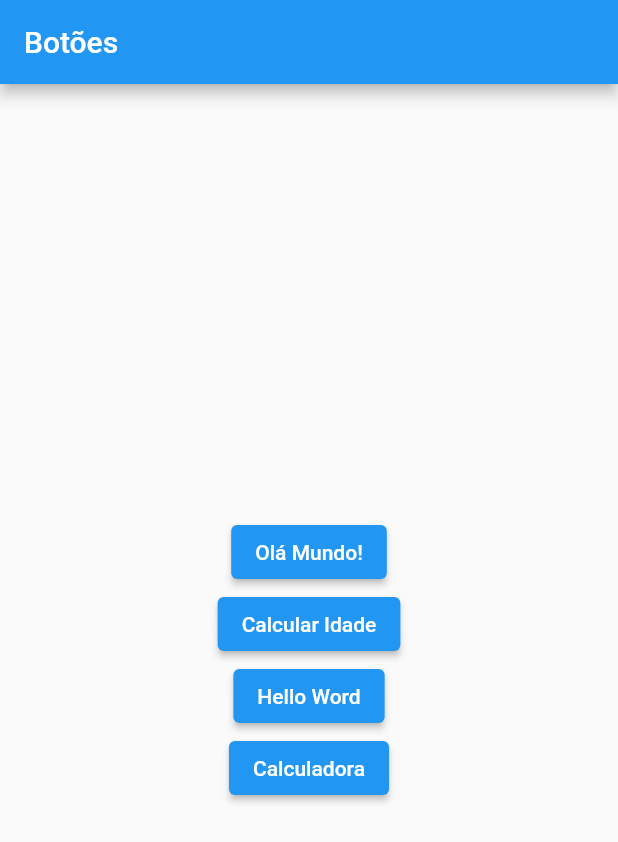
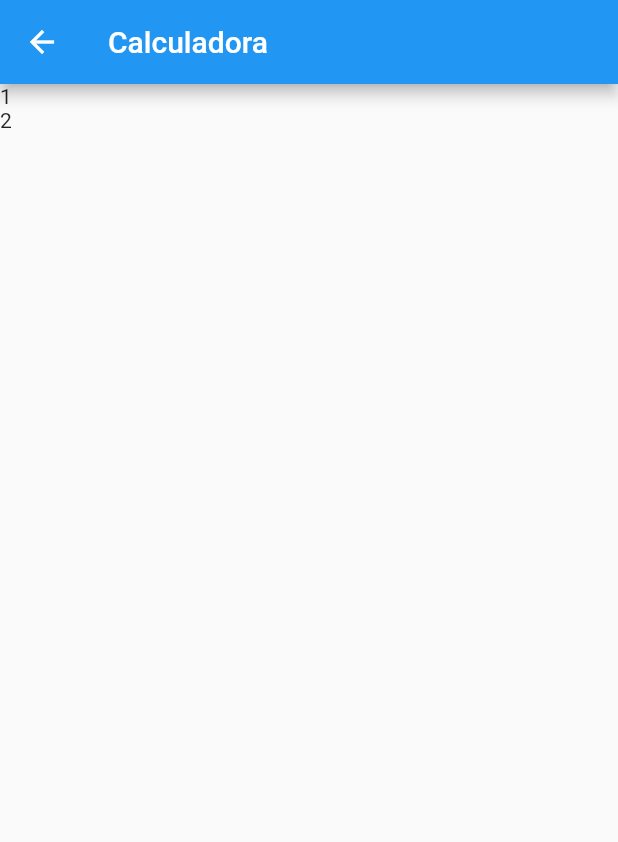
Before and after one commit to GustavoOrelio/FlutterIFPR, a Flutter app: the screen it shows after launch, after a tap on "Calculadora", on a phone screen of 412 x 824 dp. Shown: the top 842 px of the screen. Run offline on Flutter 3.47's test engine with Material 2 defaults, Android fonts, the phone set to English and light mode, and no system bars.

Commit message:
Iniciando a interface da calculadora

```diff
--- /dev/null
+++ b/PrimeiroApp/lib/view/calculadora.dart
@@ -0,0 +1,28 @@
+import 'package:flutter/material.dart';
+
+class Calculadora extends StatelessWidget {
+  const Calculadora({Key? key}) : super(key: key);
+
+  @override
+  Widget build(BuildContext context) {
+    return Scaffold(
+      appBar: AppBar(
+        title: Text('Calculadora'),
+      ),
+      body: Column(
+        children: [
+          Row(
+            children: [
+              Text('1'),
+            ],
+          ),
+          Row(
+            children: [
+              Text('2'),
+            ],
+          ),
+        ],
+      ),
+    );
+  }
+}
--- a/PrimeiroApp/lib/view/menu.dart
+++ b/PrimeiroApp/lib/view/menu.dart
@@ -1,4 +1,5 @@
 import 'package:flutter/material.dart';
+import 'package:primeiro_app/view/calculadora.dart';
 import 'package:primeiro_app/view/calcular_idade.dart';
 import 'package:primeiro_app/view/hello_word.dart';
 
@@ -33,7 +34,11 @@ class Menu extends StatelessWidget {
                       return HelloWord();
                     }))),
             criarBotao(
-                'Calculadora', () => print('Você clicou no quarto botão')),
+                'Calculadora',
+                () => Navigator.push(context,
+                        MaterialPageRoute(builder: (context) {
+                      return Calculadora();
+                    }))),
           ],
         ),
       ),
```
